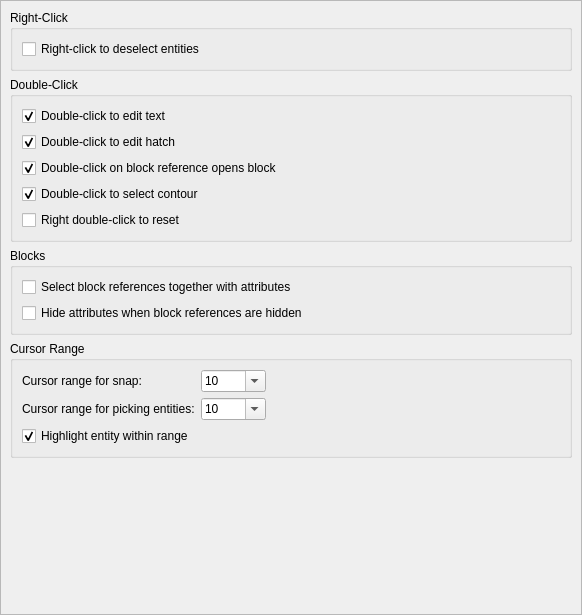
This is scripts/Edit/AppPreferences/GraphicsViewPreferences/BehaviorPreferences/PreferencesPage.ui in qcad/qcad as Qt 5 draws it before an edit. The edited form follows.
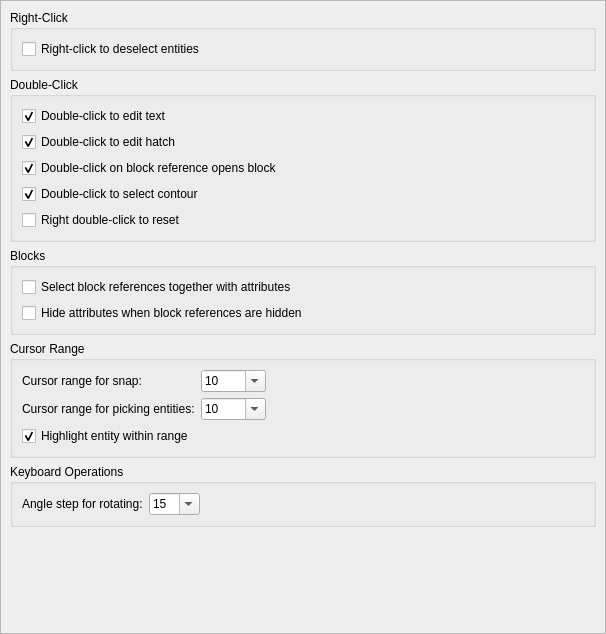
This is the edited form.

Commit message: add angle step to preferences

```diff
--- a/scripts/Edit/AppPreferences/GraphicsViewPreferences/BehaviorPreferences/PreferencesPage.ui
+++ b/scripts/Edit/AppPreferences/GraphicsViewPreferences/BehaviorPreferences/PreferencesPage.ui
@@ -6,8 +6,8 @@
    <rect>
     <x>0</x>
     <y>0</y>
-    <width>582</width>
-    <height>615</height>
+    <width>606</width>
+    <height>634</height>
    </rect>
   </property>
   <property name="windowTitle">
@@ -21,8 +21,8 @@
     <rect>
      <x>0</x>
      <y>0</y>
-     <width>580</width>
-     <height>613</height>
+     <width>604</width>
+     <height>632</height>
     </rect>
    </property>
    <layout class="QVBoxLayout" name="verticalLayout_4">
@@ -265,6 +265,95 @@
       </layout>
      </widget>
     </item>
+    <item>
+     <widget class="QGroupBox" name="groupBox_3">
+      <property name="title">
+       <string>Keyboard Operations</string>
+      </property>
+      <layout class="QGridLayout" name="gridLayout_2">
+       <item row="0" column="0">
+        <widget class="QLabel" name="label_3">
+         <property name="text">
+          <string>Angle step for rotating:</string>
+         </property>
+        </widget>
+       </item>
+       <item row="0" column="1">
+        <widget class="QComboBox" name="AngleStep">
+         <property name="editable">
+          <bool>true</bool>
+         </property>
+         <property name="currentIndex">
+          <number>4</number>
+         </property>
+         <item>
+          <property name="text">
+           <string notr="true">1</string>
+          </property>
+         </item>
+         <item>
+          <property name="text">
+           <string notr="true">2.5</string>
+          </property>
+         </item>
+         <item>
+          <property name="text">
+           <string notr="true">5</string>
+          </property>
+         </item>
+         <item>
+          <property name="text">
+           <string notr="true">10</string>
+          </property>
+         </item>
+         <item>
+          <property name="text">
+           <string notr="true">15</string>
+          </property>
+         </item>
+         <item>
+          <property name="text">
+           <string notr="true">30</string>
+          </property>
+         </item>
+         <item>
+          <property name="text">
+           <string notr="true">45</string>
+          </property>
+         </item>
+         <item>
+          <property name="text">
+           <string notr="true">60</string>
+          </property>
+         </item>
+         <item>
+          <property name="text">
+           <string notr="true">90</string>
+          </property>
+         </item>
+         <item>
+          <property name="text">
+           <string notr="true">180</string>
+          </property>
+         </item>
+        </widget>
+       </item>
+       <item row="0" column="2">
+        <spacer name="horizontalSpacer_2">
+         <property name="orientation">
+          <enum>Qt::Horizontal</enum>
+         </property>
+         <property name="sizeHint" stdset="0">
+          <size>
+           <width>40</width>
+           <height>20</height>
+          </size>
+         </property>
+        </spacer>
+       </item>
+      </layout>
+     </widget>
+    </item>
     <item>
      <spacer name="verticalSpacer">
       <property name="orientation">
```
